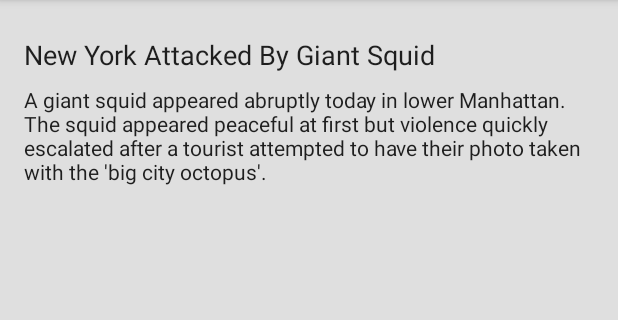
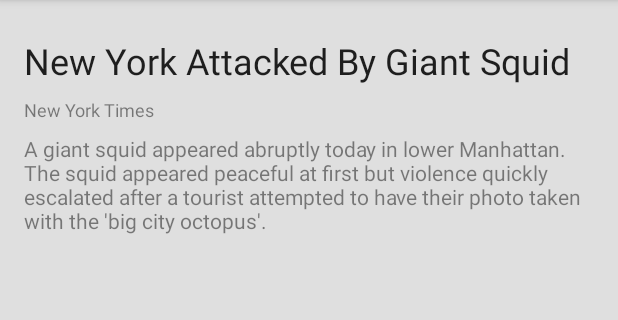
Before and after one commit to rluick15/Blocly, an Android app: the layout rss_item.xml on its own in the app's theme, with its tools: preview values and no code run, on a phone screen of 412 x 824 dp, the part 84-404 px from its top. Run offline under Robolectric (Android 15) with nearby library versions, the phone set to English and light mode, and no system bars.

Commit message:
apply RobotoTextView

```diff
--- /dev/null
+++ b/app/src/main/java/io/bloc/android/blocly/ui/widget/RobotoTextView.java
@@ -0,0 +1,67 @@
+package io.bloc.android.blocly.ui.widget;
+
+import android.content.Context;
+import android.content.res.TypedArray;
+import android.graphics.Typeface;
+import android.util.AttributeSet;
+import android.widget.TextView;
+
+import java.util.HashMap;
+import java.util.Map;
+
+import io.bloc.android.blocly.R;
+
+public class RobotoTextView extends TextView {
+
+    // #3
+    private static Map<String, Typeface> sTypefaces = new HashMap<String, Typeface>();
+
+    public RobotoTextView(Context context) {
+        super(context);
+    }
+
+    // #4
+    public RobotoTextView(Context context, AttributeSet attrs) {
+        super(context, attrs);
+        extractFont(attrs);
+    }
+
+    public RobotoTextView(Context context, AttributeSet attrs, int defStyleAttr) {
+        super(context, attrs, defStyleAttr);
+        extractFont(attrs);
+    }
+
+    void extractFont(AttributeSet attrs) {
+// #5
+        if (isInEditMode()) {
+            return;
+        }
+        if (attrs == null) {
+            return;
+        }
+// #6
+        TypedArray typedArray = getContext().getTheme().obtainStyledAttributes(
+                attrs, R.styleable.Roboto, 0, 0);
+// #7
+        int robotoFontIndex = typedArray.getInteger(R.styleable.Roboto_robotoFont, -1);
+// #8
+        typedArray.recycle();
+// #9
+        String[] stringArray = getResources().getStringArray(R.array.roboto_font_file_names);
+        if (robotoFontIndex < 0 || robotoFontIndex >= stringArray.length) {
+            return;
+        }
+        String robotoFont = stringArray[robotoFontIndex];
+        Typeface robotoTypeface = null;
+// #10
+        if (sTypefaces.containsKey(robotoFont)) {
+            robotoTypeface = sTypefaces.get(robotoFont);
+        } else {
+// #11
+            robotoTypeface = Typeface.createFromAsset(getResources().getAssets(), "fonts/" + robotoFont);
+            sTypefaces.put(robotoFont, robotoTypeface);
+        }
+// #12
+        setTypeface(robotoTypeface);
+    }
+}
--- a/app/src/main/res/layout/rss_item.xml
+++ b/app/src/main/res/layout/rss_item.xml
@@ -5,32 +5,30 @@
         android:layout_height="match_parent"
         android:padding="16dp">
 
-    <TextView
+    <io.bloc.android.blocly.ui.widget.RobotoTextView
+        style="@style/Headline"
         android:id="@+id/tv_rss_item_title"
         android:layout_width="match_parent"
         android:layout_height="wrap_content"
         android:layout_marginTop="8dp"
-        android:text="New York Attacked By Giant Squid"
-        android:textSize="18sp"
-        android:textColor="@color/text_primary"/>
+        android:text="New York Attacked By Giant Squid"/>/>
 
-    <TextView
+    <io.bloc.android.blocly.ui.widget.RobotoTextView
+        style="@style/Caption"
         android:id="@+id/tv_rss_item_feed_title"
         android:layout_width="match_parent"
         android:layout_height="wrap_content"
-        android:layout_above="@+id/tv_rss_item_title"
-        android:singleLine="true"
-        android:textSize="14sp"
-        android:textColor="@color/text_secondary"/>
+        android:layout_below="@+id/tv_rss_item_title"
+        android:layout_marginTop="8dp"
+        android:text="New York Times"/>
 
-    <TextView
+    <io.bloc.android.blocly.ui.widget.RobotoTextView
+        style="@style/Body1"
         android:id="@+id/tv_rss_item_content"
         android:layout_width="match_parent"
         android:layout_height="wrap_content"
-        android:layout_below="@+id/tv_rss_item_title"
+        android:layout_below="@+id/tv_rss_item_feed_title"
         android:text="A giant squid appeared abruptly today in lower Manhattan. The squid appeared peaceful at first but violence quickly escalated after a tourist attempted to have their photo taken with the \'big city octopus\'."
-        android:layout_marginTop="8dp"
-        android:textSize="14sp"
-        android:textColor="@color/text_primary"/>
+        android:layout_marginTop="8dp"/>
 
 </RelativeLayout>
--- a/app/src/main/res/values/styles.xml
+++ b/app/src/main/res/values/styles.xml
@@ -2,8 +2,28 @@
 
     <!-- Base application theme. -->
     <style name="AppTheme" parent="android:Theme.Holo.Light.DarkActionBar">
-        <!-- Window Background -->
         <item name="android:windowBackground">@color/windowBackground</item>
+    </style>
+
+    <style name="Headline">
+        <item name="android:textColor">@color/text_primary</item>
+        <item name="android:textSize">24sp</item>
+        <item name="android:ellipsize">end</item>
+        <item name="robotoFont">Regular</item>
+    </style>
+
+    <style name="Caption">
+        <item name="android:textColor">@color/text_secondary</item>
+        <item name="android:textSize">12sp</item>
+        <item name="android:lines">1</item>
+        <item name="android:ellipsize">end</item>
+        <item name="robotoFont">Regular</item>
+    </style>
+
+    <style name="Body1">
+        <item name="android:textColor">@color/text_secondary</item>
+        <item name="android:textSize">14sp</item>
+        <item name="robotoFont">Regular</item>
     </style>
 
     <style name="HelloWorldTextView">
```
Also changed, not shown: app/src/main/res/values/attrs.xml (added, +25 -0 lines).
